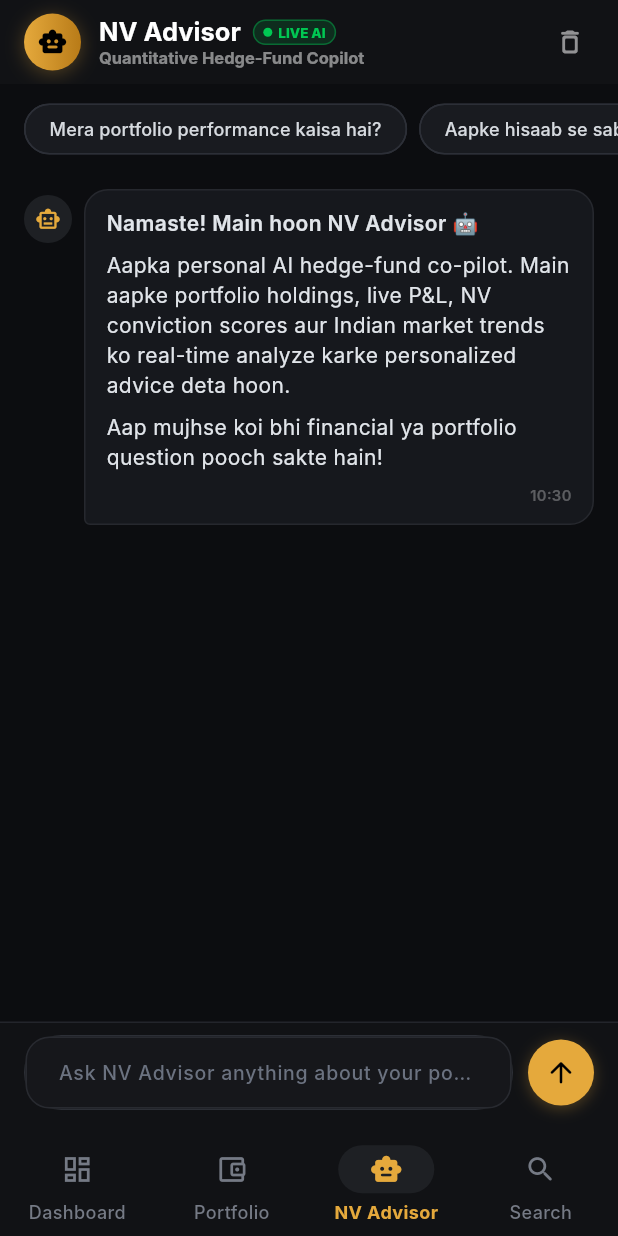
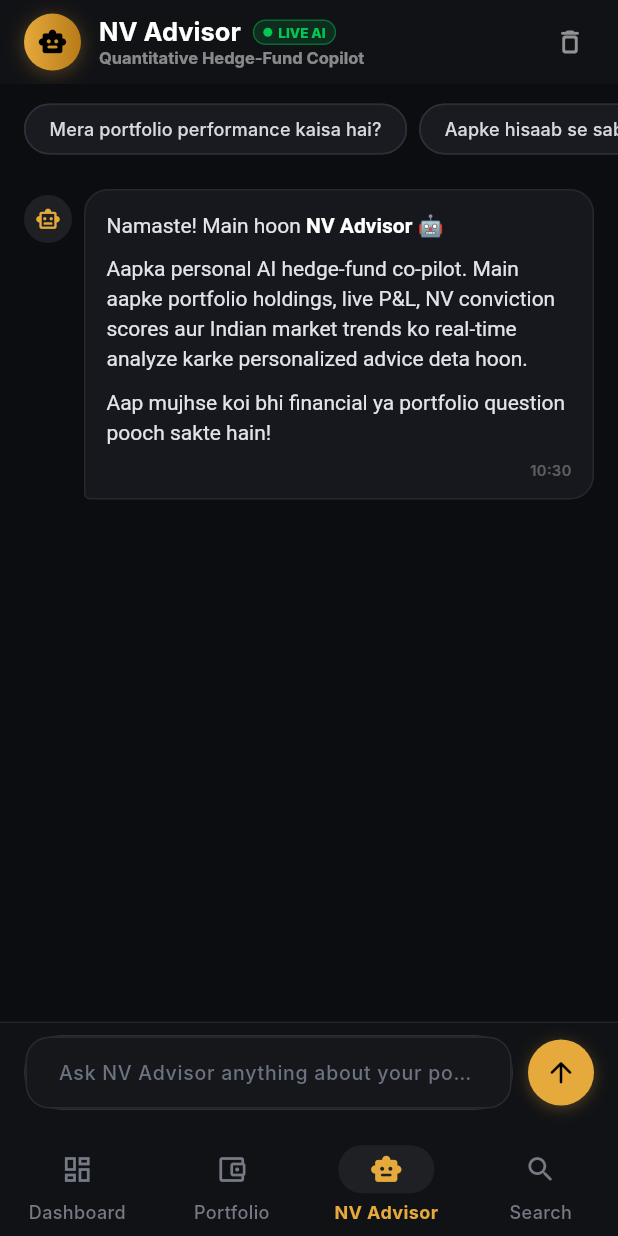
Before and after one commit to sakagg1211-design/nivaarth, a Flutter app: the HomePage screen opened directly, item 3 of the bottom bar chosen, on a phone screen of 412 x 824 dp. Run offline on Flutter 3.47's test engine with Material 3 defaults, Android fonts, the phone set to English and light mode, and no system bars; our stand-ins replace fl_chart, flutter_riverpod, shared_preferences, supabase_flutter; accounts and stored records are empty; network calls fail; Roboto replaces fonts that are missing (Inter).

Commit message:
Keep chat alive with IndexedStack and add rich markdown styling

```diff
--- a/lib/screens/advisor/advisor_chat_page.dart
+++ b/lib/screens/advisor/advisor_chat_page.dart
@@ -399,31 +399,118 @@ class _AdvisorChatPageState extends ConsumerState<AdvisorChatPage> {
   }
 
   Widget _formatMessageText(String rawText, bool isUser) {
-    // Splits text with bold tags or bullet points for readability
     final lines = rawText.split('\n');
 
     return Column(
       crossAxisAlignment: CrossAxisAlignment.start,
       children: lines.map((line) {
-        if (line.trim().isEmpty) {
+        final trimmed = line.trim();
+        if (trimmed.isEmpty) {
           return const SizedBox(height: 6);
         }
+
+        // Section divider ---
+        if (trimmed == '---' || trimmed == '***') {
+          return const Padding(
+            padding: EdgeInsets.symmetric(vertical: 6),
+            child: Divider(color: Color(0xFF2C2F36), height: 1),
+          );
+        }
+
+        // Headings: ### or ## or #
+        if (trimmed.startsWith('#')) {
+          final cleanTitle = trimmed.replaceAll(RegExp(r'^#+\s*'), '').replaceAll('**', '');
+          return Padding(
+            padding: const EdgeInsets.only(top: 8, bottom: 4),
+            child: Text(
+              cleanTitle,
+              style: const TextStyle(
+                color: Color(0xFFE5A93C),
+                fontSize: 15,
+                fontWeight: FontWeight.w700,
+                letterSpacing: -0.2,
+              ),
+            ),
+          );
+        }
+
+        // Blockquotes: >
+        final isQuote = trimmed.startsWith('>');
+        final contentText = isQuote ? trimmed.substring(1).trim() : line;
+
+        // Parse inline **bold**
+        final spans = _parseInlineSpans(contentText, isUser);
+
+        if (isQuote) {
+          return Container(
+            margin: const EdgeInsets.symmetric(vertical: 4),
+            padding: const EdgeInsets.symmetric(horizontal: 10, vertical: 6),
+            decoration: BoxDecoration(
+              color: const Color(0xFF1E2128),
+              borderRadius: BorderRadius.circular(6),
+              border: const Border(
+                left: BorderSide(color: Color(0xFFE5A93C), width: 3),
+              ),
+            ),
+            child: RichText(
+              text: TextSpan(
+                style: const TextStyle(
+                  color: Color(0xFFD6DADF),
+                  fontSize: 13,
+                  fontStyle: FontStyle.italic,
+                  height: 1.4,
+                ),
+                children: spans,
+              ),
+            ),
+          );
+        }
+
         return Padding(
-          padding: const EdgeInsets.only(bottom: 2),
-          child: Text(
-            line.replaceAll('**', ''),
-            style: TextStyle(
-              color: isUser ? Colors.white : const Color(0xFFE1E5EA),
-              fontSize: 14,
-              height: 1.4,
-              fontWeight: line.contains('**') || line.startsWith('•') || line.startsWith('#')
-                  ? FontWeight.w600
-                  : FontWeight.w400,
+          padding: const EdgeInsets.only(bottom: 3),
+          child: RichText(
+            text: TextSpan(
+              style: TextStyle(
+                color: isUser ? Colors.white : const Color(0xFFE1E5EA),
+                fontSize: 14,
+                height: 1.45,
+              ),
+              children: spans,
             ),
           ),
         );
       }).toList(),
     );
+  }
+
+  List<InlineSpan> _parseInlineSpans(String text, bool isUser) {
+    final List<InlineSpan> spans = [];
+    final pattern = RegExp(r'\*\*(.*?)\*\*');
+    int lastMatchEnd = 0;
+
+    for (final match in pattern.allMatches(text)) {
+      if (match.start > lastMatchEnd) {
+        spans.add(TextSpan(
+          text: text.substring(lastMatchEnd, match.start),
+        ));
+      }
+      spans.add(TextSpan(
+        text: match.group(1),
+        style: TextStyle(
+          color: isUser ? Colors.white : const Color(0xFFFFFFFF),
+          fontWeight: FontWeight.w700,
+        ),
+      ));
+      lastMatchEnd = match.end;
+    }
+
+    if (lastMatchEnd < text.length) {
+      spans.add(TextSpan(
+        text: text.substring(lastMatchEnd),
+      ));
+    }
+
+    return spans;
   }
 
   Widget _buildTypingIndicator() {
--- a/lib/screens/home/home_page.dart
+++ b/lib/screens/home/home_page.dart
@@ -26,14 +26,9 @@ class _HomePageState extends State<HomePage> {
   Widget build(BuildContext context) {
     return Scaffold(
       backgroundColor: const Color(0xFF0C0D10),
-      body: AnimatedSwitcher(
-        duration: const Duration(milliseconds: 220),
-        switchInCurve: Curves.easeOutCubic,
-        switchOutCurve: Curves.easeInCubic,
-        child: KeyedSubtree(
-          key: ValueKey(currentIndex),
-          child: pages[currentIndex],
-        ),
+      body: IndexedStack(
+        index: currentIndex,
+        children: pages,
       ),
       bottomNavigationBar: DecoratedBox(
         decoration: const BoxDecoration(
```
